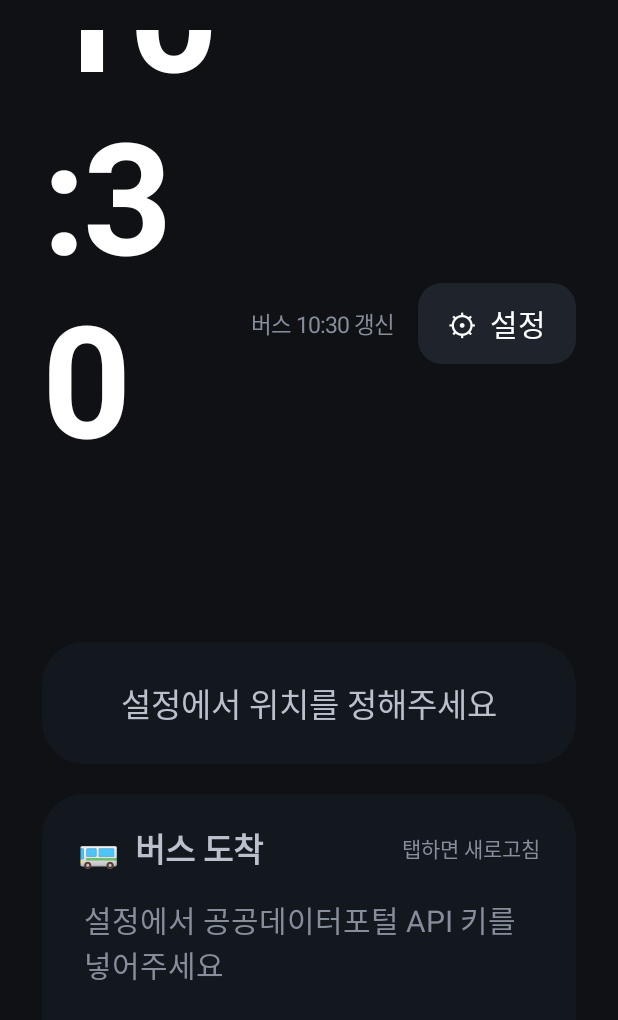
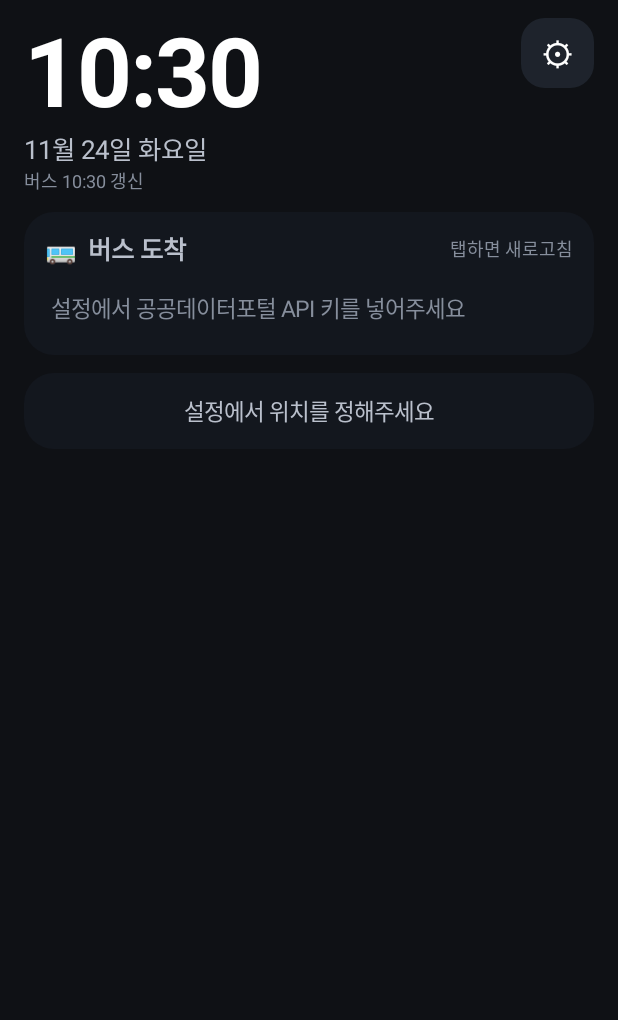
Before and after one commit to sangmok1/morning-board, an Android app: the screen it shows after launch (MainActivity), on a phone screen of 412 x 824 dp. Shown: the top 1020 px of the screen. Run offline under Robolectric (Android 15) with nearby library versions, the phone set to English and light mode, and no system bars.

Commit message:
폰 화면 대응: 짧은 변 600dp 미만이면 크기 축소·세로 한 줄 스크롤 레이아웃
Co-Authored-By: Claude Opus 5.5 <noreply@anthropic.com>

```diff
--- a/app/src/main/java/com/morningboard/MainActivity.kt
+++ b/app/src/main/java/com/morningboard/MainActivity.kt
@@ -43,6 +43,13 @@ class MainActivity : Activity() {
     private var weatherError: String? = null
     private var stops: List<StopArrivals> = emptyList()
     private var dayKey: String? = null
+
+    /** 폰처럼 좁은 화면(짧은 변 600dp 미만)인지 */
+    private var phone = false
+    /** 화면 크기에 맞춘 배율: 태블릿 1.0, 폰은 더 작게 */
+    private var k = 1f
+    private fun s(v: Number) = v.toFloat() * k
+    private fun d(v: Number) = dp(v.toFloat() * k)
 
     /** 매초 갱신할 카운트다운 텍스트 */
     private class Live(val view: TextView, val eta: Eta?, val fetchedAt: Long, val withSec: Boolean)
@@ -156,27 +163,51 @@ class MainActivity : Activity() {
 
     // ───────────────────────── 화면 구성 ─────────────────────────
     private fun buildUi() {
-        val landscape = resources.configuration.orientation == Configuration.ORIENTATION_LANDSCAPE
+        val cfg = resources.configuration
+        val landscape = cfg.orientation == Configuration.ORIENTATION_LANDSCAPE
+        phone = cfg.smallestScreenWidthDp < 600
+        // 폰 세로: 짧은 변 기준(360~430dp)으로 0.55~0.65배, 폰 가로는 세로 공간이 더 빠듯해서 조금 더 작게
+        k = when {
+            !phone -> 1f
+            landscape -> 0.52f
+            else -> (cfg.smallestScreenWidthDp / 640f).coerceIn(0.55f, 0.66f)
+        }
+        // 폰 세로는 화면 전체를 한 줄로 쌓고 통째로 스크롤
+        val stacked = phone && !landscape
         val root = vbox().apply {
-            setPadding(dp(28), dp(20), dp(28), dp(24))
+            if (phone) setPadding(dp(16), dp(12), dp(16), dp(16))
+            else setPadding(dp(28), dp(20), dp(28), dp(24))
         }
 
         // 헤더: 시계 / 날짜 / 갱신시각 / 설정
         val header = hbox()
         // 시계는 크게, 날짜는 옆에 붙여서 세로 공간 절약
         val clockRow = LinearLayout(this).apply { orientation = LinearLayout.HORIZONTAL; gravity = Gravity.BOTTOM }
-        clockText = text("--:--", 104f, C.TEXT, true).apply {
+        clockText = text("--:--", if (stacked) 64f else s(104), C.TEXT, true).apply {
             includeFontPadding = false
             letterSpacing = -0.02f
         }
-        dateText = text("", 26f, C.SUB).apply { setPadding(dp(20), 0, 0, dp(14)) }
+        dateText = text("", if (stacked) 17f else s(26).coerceAtLeast(15f), C.SUB)
+        updatedText = text("", if (phone) 12f else 15f, C.DIM)
+        if (stacked) {
+            // 폰 세로: 시계 아래에 날짜·갱신시각을 두 줄로
+            val col = vbox()
+            col.addView(clockText)
+            col.addView(dateText)
+            col.addView(updatedText)
+            header.addView(col, lp(0, weight = 1f))
+        } else {
+            dateText.setPadding(d(20), 0, 0, d(14))
             clockRow.addView(clockText); clockRow.addView(dateText)
             header.addView(clockRow, lp(0, weight = 1f))
-        updatedText = text("", 15f, C.DIM).apply { setPadding(0, 0, dp(16), 0) }
+            updatedText.setPadding(0, 0, dp(if (phone) 10 else 16), 0)
             header.addView(updatedText, lp(LinearLayout.LayoutParams.WRAP_CONTENT))
-        val settings = text("⚙  설정", 20f, C.TEXT).apply {
+        }
+        if (stacked) header.gravity = Gravity.TOP
+        val settings = text(if (phone) "⚙" else "⚙  설정", if (phone) 22f else 20f, C.TEXT).apply {
             background = rounded(C.GLASS2, dp(16).toFloat())
-            setPadding(dp(20), dp(12), dp(20), dp(12))
+            if (phone) setPadding(dp(14), dp(8), dp(14), dp(8))
+            else setPadding(dp(20), dp(12), dp(20), dp(12))
             setOnClickListener { startActivity(Intent(this@MainActivity, SettingsActivity::class.java)) }
         }
         header.addView(settings, lp(LinearLayout.LayoutParams.WRAP_CONTENT))
@@ -185,39 +216,59 @@ class MainActivity : Activity() {
         val body = LinearLayout(this).apply {
             orientation = if (landscape) LinearLayout.HORIZONTAL else LinearLayout.VERTICAL
         }
+        val cardPad = if (phone) 16 else 26
         weatherBox = vbox().apply {
-            background = rounded(C.GLASS, dp(28).toFloat())
-            setPadding(dp(28), dp(24), dp(28), dp(24))
+            background = rounded(C.GLASS, dp(if (phone) 20 else 28).toFloat())
+            setPadding(dp(cardPad), dp(cardPad - 2), dp(cardPad), dp(cardPad - 2))
         }
         val busCard = vbox().apply {
-            background = rounded(C.GLASS, dp(28).toFloat())
-            setPadding(dp(24), dp(20), dp(24), dp(20))
+            background = rounded(C.GLASS, dp(if (phone) 20 else 28).toFloat())
+            setPadding(dp(cardPad - 2), dp(cardPad - 4), dp(cardPad - 2), dp(cardPad - 4))
         }
         val busTitle = hbox()
-        busTitle.addView(text("🚌  버스 도착", 22f, C.SUB, true), lp(0, weight = 1f))
-        busTitle.addView(text("탭하면 새로고침", 14f, C.DIM), lp(LinearLayout.LayoutParams.WRAP_CONTENT))
+        busTitle.addView(text("🚌  버스 도착", if (phone) 17f else 22f, C.SUB, true), lp(0, weight = 1f))
+        busTitle.addView(text("탭하면 새로고침", if (phone) 12f else 14f, C.DIM), lp(LinearLayout.LayoutParams.WRAP_CONTENT))
         busCard.addView(busTitle, lp())
         busBox = vbox()
+        if (stacked) {
+            busCard.addView(busBox, lp()) // 바깥 스크롤이 담당
+        } else {
             val scroll = ScrollView(this).apply { addView(busBox, lp()); isVerticalScrollBarEnabled = false }
             busCard.addView(scroll, lp(h = 0, weight = 1f))
+        }
         busCard.setOnClickListener { lastBusFetch = 0; refreshBuses() }
         busBox.setOnClickListener { lastBusFetch = 0; refreshBuses() }
 
-        if (landscape) {
+        val gap = if (phone) 12 else 20
+        when {
+            landscape -> {
                 body.addView(weatherBox, lp(0, LinearLayout.LayoutParams.MATCH_PARENT, 1f))
-            body.addView(busCard, lp(0, LinearLayout.LayoutParams.MATCH_PARENT, 1.25f).apply { marginStart = dp(20) })
-        } else {
+                body.addView(busCard, lp(0, LinearLayout.LayoutParams.MATCH_PARENT, 1.25f).apply { marginStart = dp(gap) })
+            }
+            stacked -> {
+                // 폰 세로: 버스를 먼저(아침에 제일 급한 정보), 날씨는 그 아래
+                body.addView(busCard, lp())
+                body.addView(weatherBox, lp().apply { topMargin = dp(gap) })
+            }
+            else -> {
                 body.addView(weatherBox, lp())
-            body.addView(busCard, lp(h = 0, weight = 1f).apply { topMargin = dp(20) })
+                body.addView(busCard, lp(h = 0, weight = 1f).apply { topMargin = dp(gap) })
             }
-        root.addView(body, lp(h = 0, weight = 1f).apply { topMargin = dp(16) })
+        }
+        if (stacked) root.addView(body, lp().apply { topMargin = dp(12) })
+        else root.addView(body, lp(h = 0, weight = 1f).apply { topMargin = dp(16) })
         // 날씨 배경 위에 화면 내용을 얹음
         val frame = android.widget.FrameLayout(this).apply { setBackgroundColor(C.BG) }
         val bd = WeatherBackdrop(this)
         backdrop?.stop()
         backdrop = bd
         frame.addView(bd, android.widget.FrameLayout.LayoutParams(-1, -1))
-        frame.addView(root, android.widget.FrameLayout.LayoutParams(-1, -1))
+        val content: View = if (stacked) ScrollView(this).apply {
+            isVerticalScrollBarEnabled = false
+            isFillViewport = true
+            addView(root, android.widget.FrameLayout.LayoutParams(-1, -2))
+        } else root
+        frame.addView(content, android.widget.FrameLayout.LayoutParams(-1, -1))
         setContentView(frame)
         updateMood()
         bd.start()
@@ -234,38 +285,39 @@ class MainActivity : Activity() {
         val w = weather
         if (w == null) {
             weatherBox.gravity = Gravity.CENTER
-            weatherBox.addView(text(weatherError ?: "날씨 불러오는 중…", 22f, C.SUB).apply { gravity = Gravity.CENTER })
+            weatherBox.addView(text(weatherError ?: "날씨 불러오는 중…", s(22).coerceAtLeast(15f), C.SUB).apply { gravity = Gravity.CENTER })
             return
         }
         weatherBox.gravity = Gravity.NO_GRAVITY
         val land = resources.configuration.orientation == Configuration.ORIENTATION_LANDSCAPE
-        // 가로 화면은 세로 공간이 빠듯해서 조금 작게
-        val iconDp = if (land) 100 else 128
-        val tileDp = if (land) 92 else 112
+        // 가로 화면은 세로 공간이 빠듯해서 조금 작게, 폰은 배율 k 만큼 더 작게
+        val iconDp = ((if (land) 100 else 128) * k).roundToInt()
+        val tileDp = ((if (land) 92 else 112) * k).roundToInt()
+        val minSp = 12f
 
         val upper = vbox()
         val top = hbox()
         top.addView(pixelView(WeatherApi.icon(w), iconDp), lp(dp(iconDp), dp(iconDp)))
-        val col = vbox().apply { setPadding(dp(24), 0, 0, 0) }
-        col.addView(text("${w.temp.roundToInt()}°", if (land) 64f else 76f, C.TEXT, true).apply { includeFontPadding = false })
-        col.addView(text("${WeatherApi.desc(w.code)} · 체감 ${w.feels.roundToInt()}°", 22f, C.SUB))
-        col.addView(text("최저 ${w.min.roundToInt()}° / 최고 ${w.max.roundToInt()}° · 강수 ${w.rainProb12h}%", 18f, C.DIM))
+        val col = vbox().apply { setPadding(d(24), 0, 0, 0) }
+        col.addView(text("${w.temp.roundToInt()}°", s(if (land) 64 else 76), C.TEXT, true).apply { includeFontPadding = false })
+        col.addView(text("${WeatherApi.desc(w.code)} · 체감 ${w.feels.roundToInt()}°", s(22).coerceAtLeast(15f), C.SUB))
+        col.addView(text("최저 ${w.min.roundToInt()}° / 최고 ${w.max.roundToInt()}° · 강수 ${w.rainProb12h}%", s(18).coerceAtLeast(minSp), C.DIM))
         top.addView(col, lp(0, weight = 1f))
         upper.addView(top, lp())
 
         val outfit = WeatherApi.outfit(w)
-        upper.addView(text("오늘의 옷차림", 18f, C.SUB).apply { setPadding(0, dp(if (land) 16 else 24), 0, dp(8)) })
+        upper.addView(text("오늘의 옷차림", s(18).coerceAtLeast(13f), C.SUB).apply { setPadding(0, d(if (land) 16 else 24), 0, d(8)) })
         val row = hbox()
         for (item in outfit.items) {
-            val cell = vbox().apply { gravity = Gravity.CENTER_HORIZONTAL; setPadding(0, 0, dp(14), 0) }
+            val cell = vbox().apply { gravity = Gravity.CENTER_HORIZONTAL; setPadding(0, 0, d(14), 0) }
             cell.addView(pixelTile(item.sprite, tileDp), lp(dp(tileDp), dp(tileDp)))
-            cell.addView(text(item.label, 17f, C.TEXT).apply { gravity = Gravity.CENTER; setPadding(0, dp(6), 0, 0) },
+            cell.addView(text(item.label, s(17).coerceAtLeast(minSp), C.TEXT).apply { gravity = Gravity.CENTER; setPadding(0, d(6), 0, 0) },
                 lp(dp(tileDp)))
             row.addView(cell)
         }
         upper.addView(row, lp())
-        upper.addView(text(outfit.headline, if (land) 28f else 30f, C.ACCENT, true).apply { setPadding(0, dp(if (land) 10 else 16), 0, 0) })
-        for (tip in outfit.tips) upper.addView(text("• $tip", if (land) 18f else 19f, C.TEXT).apply { setPadding(0, dp(4), 0, 0) })
+        upper.addView(text(outfit.headline, s(if (land) 28 else 30).coerceAtLeast(18f), C.ACCENT, true).apply { setPadding(0, d(if (land) 10 else 16), 0, 0) })
+        for (tip in outfit.tips) upper.addView(text("• $tip", s(if (land) 18 else 19).coerceAtLeast(13f), C.TEXT).apply { setPadding(0, d(4), 0, 0) })
         weatherError?.let { upper.addView(text(it, 14f, C.RED).apply { setPadding(0, dp(10), 0, 0) }) }
 
         val today = SimpleDateFormat("yyyy-MM-dd", Locale.KOREA).format(Date())
@@ -277,7 +329,7 @@ class MainActivity : Activity() {
         } else {
             weatherBox.addView(upper, lp())
         }
-        if (week.isNotEmpty()) weatherBox.addView(weekRow(week, today, land), lp().apply { topMargin = dp(if (land) 10 else 18) })
+        if (week.isNotEmpty()) weatherBox.addView(weekRow(week, today, land || phone), lp().apply { topMargin = d(if (land) 10 else 18) })
     }
 
     private val ymd = SimpleDateFormat("yyyy-MM-dd", Locale.KOREA)
@@ -287,11 +339,11 @@ class MainActivity : Activity() {
     /** 주간 날씨: 요일 / 아이콘 / 최고·최저 / 강수확률 */
     private fun weekRow(days: List<DayForecast>, today: String, compact: Boolean = false): View {
         val box = vbox()
-        box.addView(text("주간 날씨", 18f, C.SUB).apply { setPadding(0, 0, 0, dp(if (compact) 6 else 8)) })
+        box.addView(text("주간 날씨", s(18).coerceAtLeast(13f), C.SUB).apply { setPadding(0, 0, 0, dp(if (compact) 6 else 8)) })
         val row = LinearLayout(this).apply {
             orientation = LinearLayout.HORIZONTAL
             background = rounded(C.GLASS2, dp(18).toFloat())
-            setPadding(dp(6), dp(if (compact) 8 else 12), dp(6), dp(if (compact) 8 else 12))
+            setPadding(dp(if (phone) 2 else 6), dp(if (compact) 8 else 12), dp(if (phone) 2 else 6), dp(if (compact) 8 else 12))
         }
         val anyRain = days.any { it.rainProb >= 30 }
         for (d in days) {
@@ -306,15 +358,17 @@ class MainActivity : Activity() {
                 else -> C.SUB
             }
             val cell = vbox().apply { gravity = Gravity.CENTER_HORIZONTAL }
-            cell.addView(text(if (isToday) "오늘" else dow.format(date), 16f, labelColor, true).apply { gravity = Gravity.CENTER })
-            cell.addView(pixelView(WeatherApi.iconFor(d.code), 48, 0),
-                lp(dp(48), dp(48)).apply { topMargin = dp(4) })
-            val temps = hbox().apply { gravity = Gravity.CENTER; setPadding(0, dp(6), 0, 0) }
-            temps.addView(text("${d.max.roundToInt()}°", 17f, C.TEXT, true))
-            temps.addView(text(" ${d.min.roundToInt()}°", 15f, C.DIM))
+            val ic = if (phone) 30 else 48
+            cell.addView(text(if (isToday) "오늘" else dow.format(date), if (phone) 13f else 16f, labelColor, true).apply { gravity = Gravity.CENTER })
+            cell.addView(pixelView(WeatherApi.iconFor(d.code), ic, 0),
+                lp(dp(ic), dp(ic)).apply { topMargin = dp(4) })
+            // 폰은 칸이 좁아서 최고/최저를 위아래로
+            val temps = (if (phone) vbox() else hbox()).apply { gravity = Gravity.CENTER; setPadding(0, dp(if (phone) 2 else 6), 0, 0) }
+            temps.addView(text("${d.max.roundToInt()}°", if (phone) 13f else 17f, C.TEXT, true).apply { gravity = Gravity.CENTER })
+            temps.addView(text(if (phone) "${d.min.roundToInt()}°" else " ${d.min.roundToInt()}°", if (phone) 12f else 15f, C.DIM).apply { gravity = Gravity.CENTER })
             cell.addView(temps, lp())
-            val rain = if (d.rainProb >= 30) "☂ ${d.rainProb}%" else " "
-            if (anyRain) cell.addView(text(rain, 13f, C.BLUE).apply { gravity = Gravity.CENTER })
+            val rain = if (d.rainProb >= 30) (if (phone) "${d.rainProb}%" else "☂ ${d.rainProb}%") else " "
+            if (anyRain) cell.addView(text(rain, if (phone) 11f else 13f, C.BLUE).apply { gravity = Gravity.CENTER })
             row.addView(cell, lp(0, weight = 1f))
         }
         box.addView(row, lp())
@@ -334,33 +388,36 @@ class MainActivity : Activity() {
             busBox.addView(emptyText("버스 정보 불러오는 중…")); return
         }
         for (s in stops) {
-            busBox.addView(text("${s.stopName}  ·  ${s.stop.stopNo}", 18f, C.SUB, true).apply {
-                setPadding(dp(4), dp(14), 0, dp(4))
+            busBox.addView(text("${s.stopName}  ·  ${s.stop.stopNo}", if (phone) 14f else 18f, C.SUB, true).apply {
+                setPadding(dp(4), dp(if (phone) 10 else 14), 0, dp(4))
             })
             if (s.error != null) {
-                busBox.addView(text(s.error, 16f, C.RED).apply { setPadding(dp(4), dp(4), 0, dp(4)) }); continue
+                busBox.addView(text(s.error, if (phone) 13f else 16f, C.RED).apply { setPadding(dp(4), dp(4), 0, dp(4)) }); continue
             }
             if (s.arrivals.isEmpty()) {
                 val msg = if (s.stop.routes.isEmpty()) "도착 예정 버스 없음" else "${s.stop.routes.joinToString(", ")} 도착 정보 없음"
                 busBox.addView(emptyText(msg)); continue
             }
-            for (a in s.arrivals) busBox.addView(busRow(a, s.fetchedAt), lp().apply { topMargin = dp(10) })
+            for (a in s.arrivals) busBox.addView(busRow(a, s.fetchedAt), lp().apply { topMargin = dp(if (phone) 8 else 10) })
         }
     }
 
     private fun busRow(a: Arrival, fetchedAt: Long): View {
         val row = hbox().apply {
-            background = rounded(C.GLASS2, dp(18).toFloat())
-            setPadding(dp(20), dp(14), dp(20), dp(14))
+            background = rounded(C.GLASS2, dp(if (phone) 14 else 18).toFloat())
+            if (phone) setPadding(dp(12), dp(10), dp(12), dp(10))
+            else setPadding(dp(20), dp(14), dp(20), dp(14))
         }
         val routeCol = vbox()
-        routeCol.addView(text(a.route, 34f, C.TEXT, true))
-        if (a.dest.isNotBlank()) routeCol.addView(text(a.dest, 13f, C.DIM).apply { maxLines = 1 })
-        row.addView(routeCol, lp(dp(150)))
+        routeCol.addView(text(a.route, if (phone) 22f else 34f, C.TEXT, true))
+        if (a.dest.isNotBlank()) routeCol.addView(text(a.dest, if (phone) 11f else 13f, C.DIM).apply {
+            maxLines = 1; ellipsize = android.text.TextUtils.TruncateAt.END
+        })
+        row.addView(routeCol, lp(dp(if (phone) 82 else 150)).apply { marginEnd = dp(if (phone) 8 else 0) })
 
         val first = vbox()
-        val eta1 = if (a.first == null) text("도착 정보 없음", 22f, C.DIM)
-        else text(Board.etaShort(a.first, fetchedAt, true), 32f, C.ACCENT, true).also {
+        val eta1 = if (a.first == null) text("도착 정보 없음", if (phone) 15f else 22f, C.DIM)
+        else text(Board.etaShort(a.first, fetchedAt, true), if (phone) 21f else 32f, C.ACCENT, true).also {
             live += Live(it, a.first, fetchedAt, true)
         }
         first.addView(eta1)
@@ -368,20 +425,20 @@ class MainActivity : Activity() {
             Board.etaClock(a.first, fetchedAt)?.let { "$it 도착" },
             Board.stopsText(a.first).ifBlank { null },
         ).joinToString(" · ")
-        if (sub.isNotBlank()) first.addView(text(sub, 16f, C.SUB))
+        if (sub.isNotBlank()) first.addView(text(sub, if (phone) 12f else 16f, C.SUB))
         row.addView(first, lp(0, weight = 1f))
 
         val second = vbox().apply { gravity = Gravity.END }
-        second.addView(text("다음", 14f, C.DIM))
-        val eta2 = text(Board.etaShort(a.second, fetchedAt), 22f, C.TEXT)
+        second.addView(text("다음", if (phone) 11f else 14f, C.DIM))
+        val eta2 = text(Board.etaShort(a.second, fetchedAt), if (phone) 15f else 22f, C.TEXT)
         live += Live(eta2, a.second, fetchedAt, false)
         second.addView(eta2)
-        Board.stopsText(a.second).takeIf { it.isNotBlank() }?.let { second.addView(text(it, 13f, C.DIM)) }
+        Board.stopsText(a.second).takeIf { it.isNotBlank() }?.let { second.addView(text(it, if (phone) 11f else 13f, C.DIM)) }
         row.addView(second, lp(LinearLayout.LayoutParams.WRAP_CONTENT))
         return row
     }
 
-    private fun emptyText(s: String) = text(s, 20f, C.DIM).apply { setPadding(dp(4), dp(16), 0, dp(8)) }
+    private fun emptyText(s: String) = text(s, if (phone) 15f else 20f, C.DIM).apply { setPadding(dp(4), dp(16), 0, dp(8)) }
 
     private fun pixelView(sprite: Array<String>, sizeDp: Int, bg: Int = 0xFFE9EDF3.toInt()) = ImageView(this).apply {
         val bmp = Pixel.tile(sprite, dp(sizeDp), bg)
```
Also changed, not shown: app/src/main/java/com/morningboard/SettingsActivity.kt (+5 -2 lines). Lines whose indentation alone changed are shown as unchanged.
